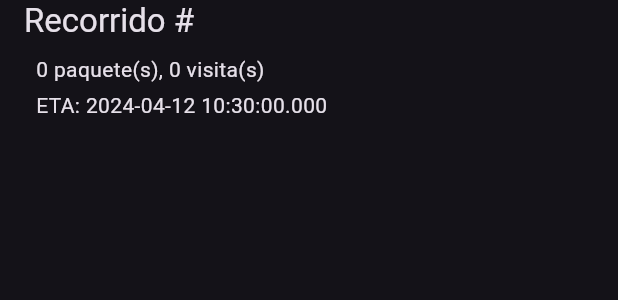
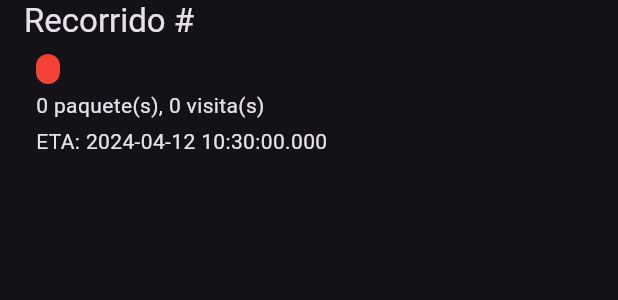
Before and after one commit to NGiudi/ORT--TP3-shipping-pilot-app, a Flutter app: the TravelDetailWidget widget shown alone on an empty page, opened directly with empty values, on a phone screen of 412 x 824 dp. Shown: the top 300 px of the screen. Run offline on Flutter 3.47's test engine with Material 3 defaults, Android fonts, the phone set to English and light mode, and no system bars; our stand-ins replace go_router; network calls fail.

Commit message:
add travel badge

```diff
--- /dev/null
+++ b/lib/widgets/common/custom_badge.dart
@@ -0,0 +1,22 @@
+import 'package:flutter/material.dart';
+
+class CustomBadge extends StatelessWidget {
+  final String text;
+
+  const CustomBadge({ super.key, required this.text });
+
+  @override
+  Widget build(BuildContext context) {
+    return Container(
+      padding: const EdgeInsets.symmetric(horizontal: 8, vertical: 2),
+      decoration: BoxDecoration(
+        color: Colors.red, //TODO: agregar el color del theme.
+        borderRadius: BorderRadius.circular(16),
+      ),
+      child: Text(
+        text,
+        style: Theme.of(context).textTheme.labelSmall,
+      ),
+    );
+  }
+}
--- a/lib/widgets/travel/travel_detail_widget.dart
+++ b/lib/widgets/travel/travel_detail_widget.dart
@@ -1,4 +1,7 @@
 import 'package:flutter/material.dart';
+
+import 'package:shipping_pilot/widgets/widgets.dart';
+
 import 'package:shipping_pilot/models/models.dart';
 
 class TravelDetailWidget extends StatelessWidget {
@@ -22,6 +25,8 @@ class TravelDetailWidget extends StatelessWidget {
             child: Column(
               crossAxisAlignment: CrossAxisAlignment.start,
               children: [
+                TravelStatusBadge(status: travel.status),
+                const SizedBox( height: 4 ),
                 Text(
                   '${travel.stats.packagesCount} paquete(s), ${travel.stats.visitsCount} visita(s)',
                   style: Theme.of(context).textTheme.bodyMedium
@@ -33,7 +38,7 @@ class TravelDetailWidget extends StatelessWidget {
                 ),
               ],
             ),
-          )
+          ),
         ],
       ),
     );
--- /dev/null
+++ b/lib/widgets/travel/travel_status_badge_widget.dart
@@ -0,0 +1,21 @@
+import 'package:flutter/material.dart';
+
+import 'package:shipping_pilot/widgets/widgets.dart';
+
+class TravelStatusBadge extends StatelessWidget {
+  final String status;
+
+  const TravelStatusBadge({super.key, required this.status});
+
+  @override
+  Widget build(BuildContext context) {
+
+    final statusText = {
+      'new': 'En espera de inicio',
+      'in_progress': 'En curso',
+      'finished': 'Finalizado',
+    };
+
+    return CustomBadge(text: statusText[status] ?? '');
+  }
+}
--- a/lib/widgets/widgets.dart
+++ b/lib/widgets/widgets.dart
@@ -1,9 +1,11 @@
 /* common */
 export 'package:shipping_pilot/widgets/common/appbar_widget.dart';
+export 'package:shipping_pilot/widgets/common/custom_badge.dart';
 export 'package:shipping_pilot/widgets/common/sidebar_widget.dart';
 
 /* travel */
 export 'package:shipping_pilot/widgets/travel/travel_detail_widget.dart';
+export 'package:shipping_pilot/widgets/travel/travel_status_badge_widget.dart';
 
 /* vehicle */
 export 'package:shipping_pilot/widgets/vehicle/vehicle_detail_widget.dart';
```
